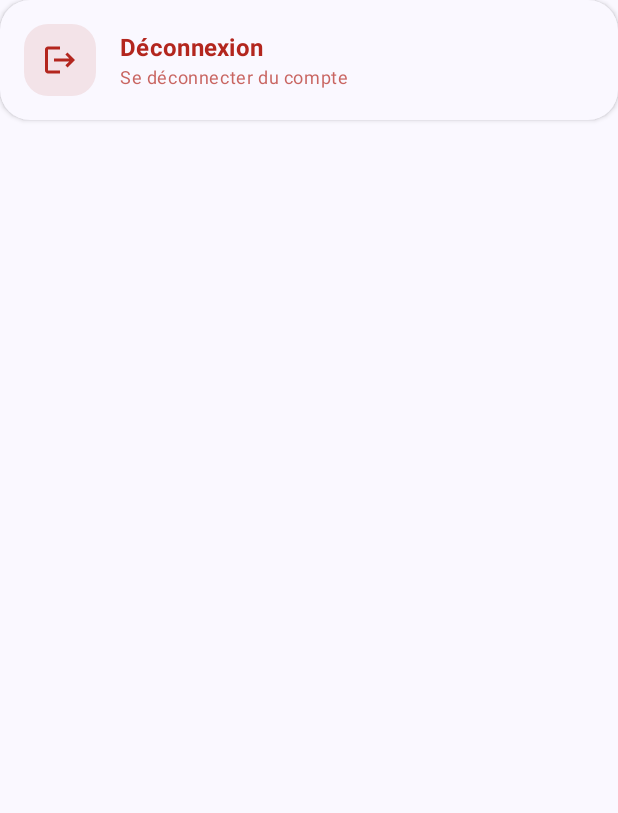
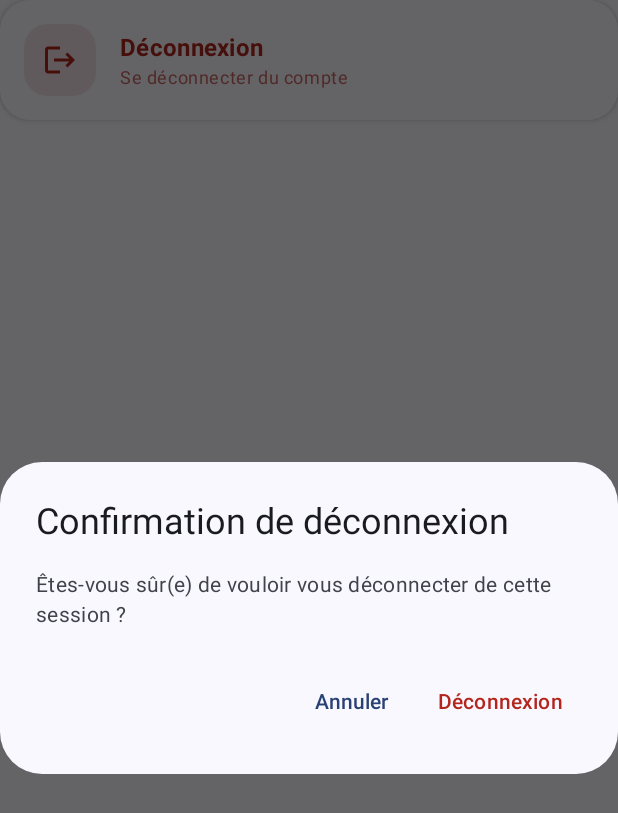
Before and after one commit to PumpeDie/teamup, an Android app built with Jetpack Compose: the composable LogoutListItem shown on its own in the app's theme, after a tap on "Déconnexion", on a phone screen of 412 x 824 dp. Shown: the top 813 px of the screen. Run offline under Robolectric (Android 15) with nearby library versions, the phone set to English and light mode, and no system bars; our stand-ins replace Firebase (no records; nobody signed in at launch, a user with empty details on screens opened directly).

Commit message:
fix: correction of minor bug

```diff
--- a/app/src/main/java/com/teamup/app/data/repository/AuthRepository.kt
+++ b/app/src/main/java/com/teamup/app/data/repository/AuthRepository.kt
@@ -6,9 +6,10 @@ import com.google.firebase.database.FirebaseDatabase
 import kotlinx.coroutines.tasks.await
 
 class AuthRepository(
-    private val auth: FirebaseAuth = FirebaseAuth.getInstance(),
+) {
+
+    private val auth: FirebaseAuth = FirebaseAuth.getInstance()
     private val database: FirebaseDatabase = FirebaseDatabase.getInstance()
-) {
 
     suspend fun signIn(email: String, password: String): Result<Unit> {
         return try {
--- a/app/src/main/java/com/teamup/app/ui/screens/home/HomeScreen.kt
+++ b/app/src/main/java/com/teamup/app/ui/screens/home/HomeScreen.kt
@@ -380,14 +380,16 @@ fun FeatureListItem(
 
 @Composable
 fun LogoutListItem(navController: NavController) {
+
+    // 💡 État pour contrôler l'affichage de la boîte de dialogue
+    var showDialog by remember { mutableStateOf(false) }
+
     val errorColor = MaterialTheme.colorScheme.error
 
+    // 1. Déclencheur du Dialogue
     Surface(
         onClick = {
-            FirebaseAuth.getInstance().signOut()
-            navController.navigate("login") {
-                popUpTo("home") { inclusive = true }
-            }
+            showDialog = true // Ouvre la boîte de dialogue au clic
         },
         shape = RoundedCornerShape(20.dp),
         color = MaterialTheme.colorScheme.surface,
@@ -430,6 +432,55 @@ fun LogoutListItem(navController: NavController) {
             }
         }
     }
+
+    // 2. Boîte de Dialogue de Confirmation (AlertDialog)
+    if (showDialog) {
+        AlertDialog(
+            onDismissRequest = { showDialog = false }, // Fermer si on clique à l'extérieur
+
+            title = {
+                Text(
+                    "Confirmation de déconnexion",
+                    color = MaterialTheme.colorScheme.onSurface
+                )
+            },
+            text = {
+                Text(
+                    "Êtes-vous sûr(e) de vouloir vous déconnecter de cette session ?",
+                    color = MaterialTheme.colorScheme.onSurfaceVariant
+                )
+            },
+
+            confirmButton = {
+                TextButton(
+                    onClick = {
+                        showDialog = false
+                        FirebaseAuth.getInstance().signOut()
+                        navController.navigate("login") {
+                            popUpTo("home") { inclusive = true }
+                        }
+                    },
+
+                    colors = ButtonDefaults.textButtonColors(
+                        contentColor = MaterialTheme.colorScheme.error
+                    )
+                ) {
+                    Text("Déconnexion")
+                }
+            },
+
+
+            dismissButton = {
+                TextButton(
+                    onClick = { showDialog = false }
+                ) {
+                    Text("Annuler")
+                }
+            },
+
+            containerColor = MaterialTheme.colorScheme.surface
+        )
+    }
 }
 
 // --- DATA & THEME ---
@@ -461,7 +512,10 @@ private fun getFeatures(): List<FeatureItem> {
 fun askedGradientColors(): List<Color> {
     val isDark = androidx.compose.foundation.isSystemInDarkTheme()
     return if (isDark) {
-        listOf(Color(0xFF2D1A46), Color(0xFF1A1A2E))
+        listOf(
+            Color(0xFFF0F0F0), // Gris très clair (simule un fond lumineux)
+            Color(0xFFF8F8F8)  // Gris encore plus clair
+        )
     } else {
         listOf(
             Color(0xFFF3E5F5),
```
Also changed, not shown: app/build.gradle.kts (+13 -2 lines), app/src/main/java/com/teamup/app/ui/screens/document/DocumentsScreen.kt (+53 -7 lines).
